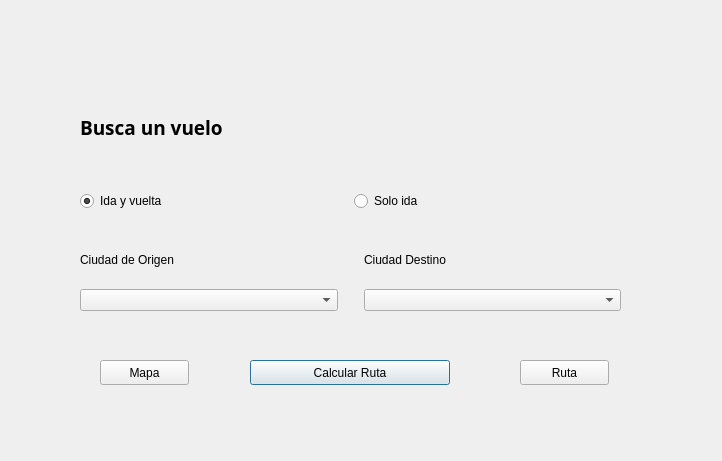
The window that src/gui/seconddialog.ui (EdgarPrueba/Sistema-de-Reserva-de-Vuelos) describes before a commit, drawn with Qt 5.
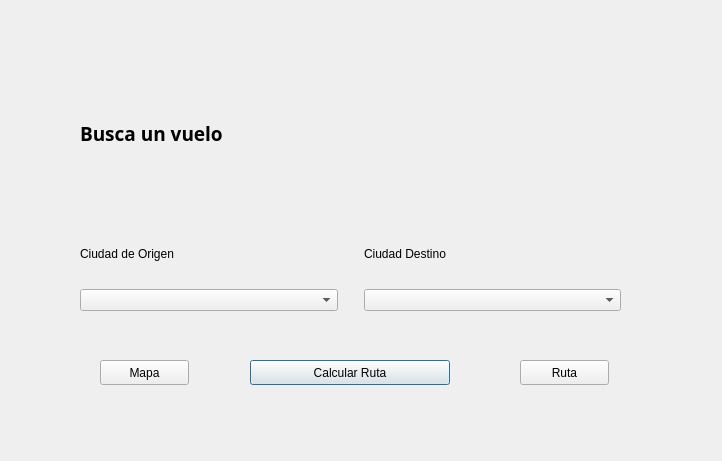
The same window after the commit.

Commit message: eliminacion de botones innecesarios e implementacion de flechas en el subgrafo de las rutas mas cortas

The edit to the form file:
```diff
--- a/src/gui/seconddialog.ui
+++ b/src/gui/seconddialog.ui
@@ -29,7 +29,6 @@
        <font>
         <family>Ubuntu Condensed</family>
         <pointsize>14</pointsize>
-        <weight>75</weight>
         <bold>true</bold>
        </font>
       </property>
@@ -55,25 +54,7 @@
      </spacer>
     </item>
     <item>
-     <layout class="QHBoxLayout" name="horizontalLayout">
-      <item>
-       <widget class="QRadioButton" name="radioButton">
-        <property name="text">
-         <string>Ida y vuelta</string>
-        </property>
-        <property name="checked">
-         <bool>true</bool>
-        </property>
-       </widget>
-      </item>
-      <item>
-       <widget class="QRadioButton" name="radioButton_2">
-        <property name="text">
-         <string>Solo ida</string>
-        </property>
-       </widget>
-      </item>
-     </layout>
+     <layout class="QHBoxLayout" name="horizontalLayout"/>
     </item>
     <item>
      <spacer name="verticalSpacer_2">
```
The commit also changes 2 other files.
